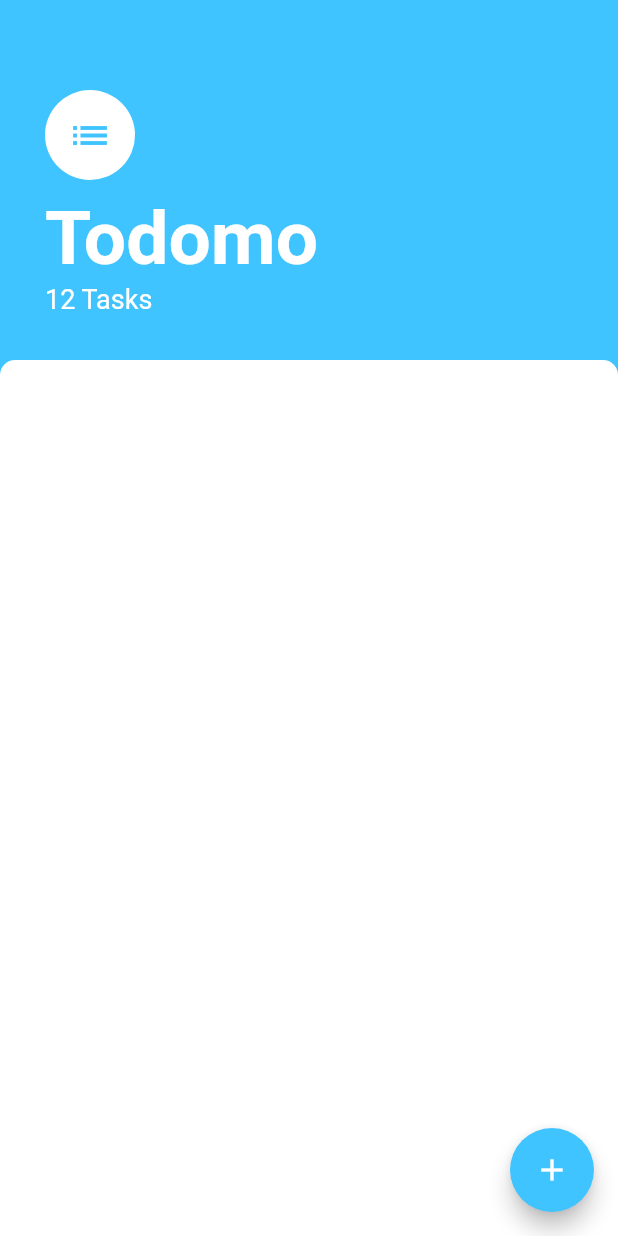
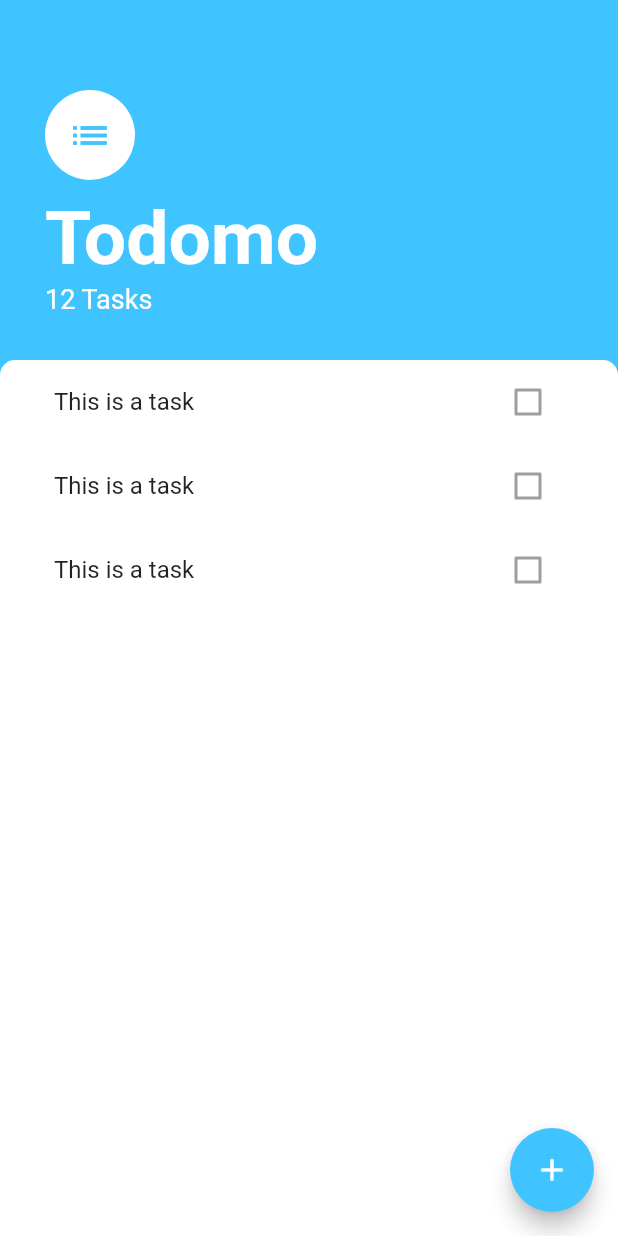
Before and after one commit to mohmedkasim/Todomo, a Flutter app: the screen it shows after launch, on a phone screen of 412 x 824 dp. Run offline on Flutter 3.47's test engine with Material 2 defaults, Android fonts, the phone set to English and light mode, and no system bars.

Commit message:
add TasksList, TaskTile

```diff
--- a/lib/main.dart
+++ b/lib/main.dart
@@ -4,8 +4,6 @@ import 'package:todo_list/screens/tasks_screen.dart';
 void main() => runApp(MyApp());
 
 class MyApp extends StatelessWidget {
-  const MyApp({Key? key}) : super(key: key);
-
   @override
   Widget build(BuildContext context) {
     return MaterialApp(
--- a/lib/screens/tasks_screen.dart
+++ b/lib/screens/tasks_screen.dart
@@ -1,4 +1,5 @@
 import 'package:flutter/material.dart';
+import 'package:todo_list/widgets/TasksList.dart';
 
 class TasksScreen extends StatelessWidget {
   @override
@@ -32,12 +33,13 @@ class TasksScreen extends StatelessWidget {
           ),
           Expanded(
             child: Container(
-              decoration: BoxDecoration(
-                  color: Colors.white,
-                  borderRadius: BorderRadius.only(
-                      topRight: Radius.circular(10),
-                      topLeft: Radius.circular(10))),
-            ),
+                padding: EdgeInsets.symmetric(horizontal: 20.0),
+                decoration: BoxDecoration(
+                    color: Colors.white,
+                    borderRadius: BorderRadius.only(
+                        topRight: Radius.circular(10),
+                        topLeft: Radius.circular(10))),
+                child: TasksList()),
           )
         ],
       ),
--- /dev/null
+++ b/lib/widgets/TaskTile.dart
@@ -0,0 +1,17 @@
+import 'package:flutter/material.dart';
+
+class TaskTile extends StatelessWidget {
+  const TaskTile({
+    Key key,
+  }) : super(key: key);
+
+  @override
+  Widget build(BuildContext context) {
+    return ListTile(
+      title: Text('This is a task'),
+      trailing: Checkbox(
+        value: false,
+      ),
+    );
+  }
+}
--- /dev/null
+++ b/lib/widgets/TasksList.dart
@@ -0,0 +1,12 @@
+import 'package:flutter/material.dart';
+
+import 'TaskTile.dart';
+
+class TasksList extends StatelessWidget {
+  @override
+  Widget build(BuildContext context) {
+    return ListView(
+      children: [TaskTile(), TaskTile(), TaskTile()],
+    );
+  }
+}
```
